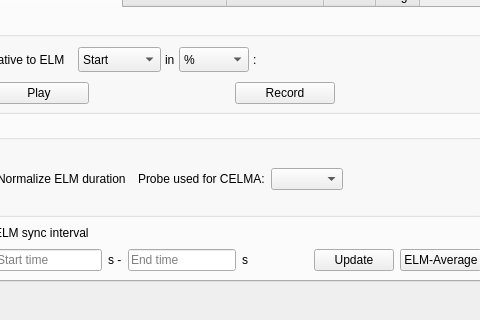
Above: GUI.ui from zamazir/langmuirGUI before the change; both pictures show x 185 to 665 and y 539 to 859 of the 1328 by 859 pixel window. Below: the same form after it.
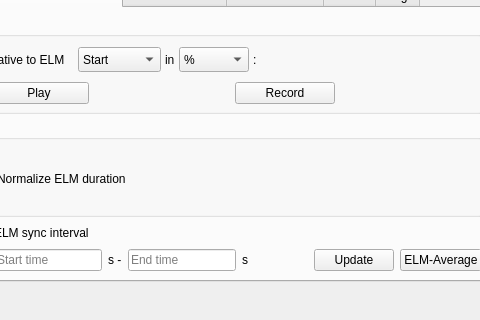
That is the form after the change. The open tabs and pages were chosen to show the change.

Commit message: Remove temporal CELMA probe combo

What changed in the file:
```diff
--- a/GUI.ui
+++ b/GUI.ui
@@ -914,26 +914,6 @@
                        </property>
                       </widget>
                      </item>
-                     <item>
-                      <widget class="QLabel" name="label_14">
-                       <property name="maximumSize">
-                        <size>
-                         <width>130</width>
-                         <height>16777215</height>
-                        </size>
-                       </property>
-                       <property name="text">
-                        <string>Probe used for CELMA:</string>
-                       </property>
-                      </widget>
-                     </item>
-                     <item>
-                      <widget class="QComboBox" name="comboCELMAprobe">
-                       <property name="toolTip">
-                        <string>Probe to use for averaging</string>
-                       </property>
-                      </widget>
-                     </item>
                      <item>
                       <spacer name="horizontalSpacer">
                        <property name="orientation">
```
Left out of the diff: 2 changed lines with no effect on the pictures. The commit also changes 2 other files.
